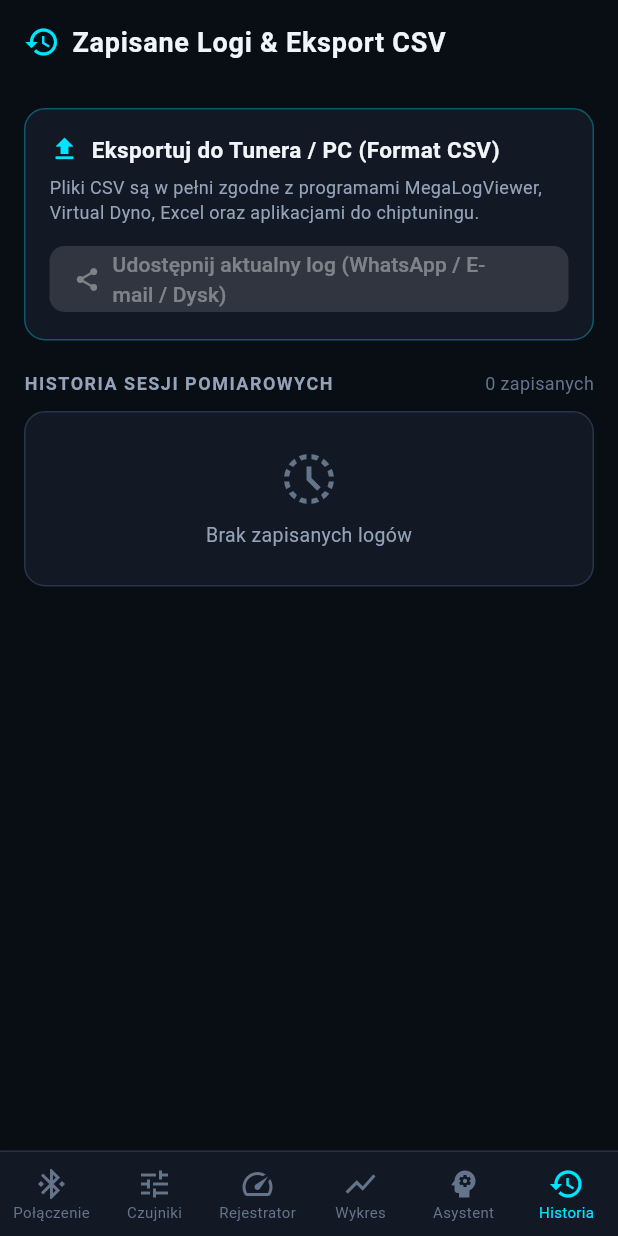
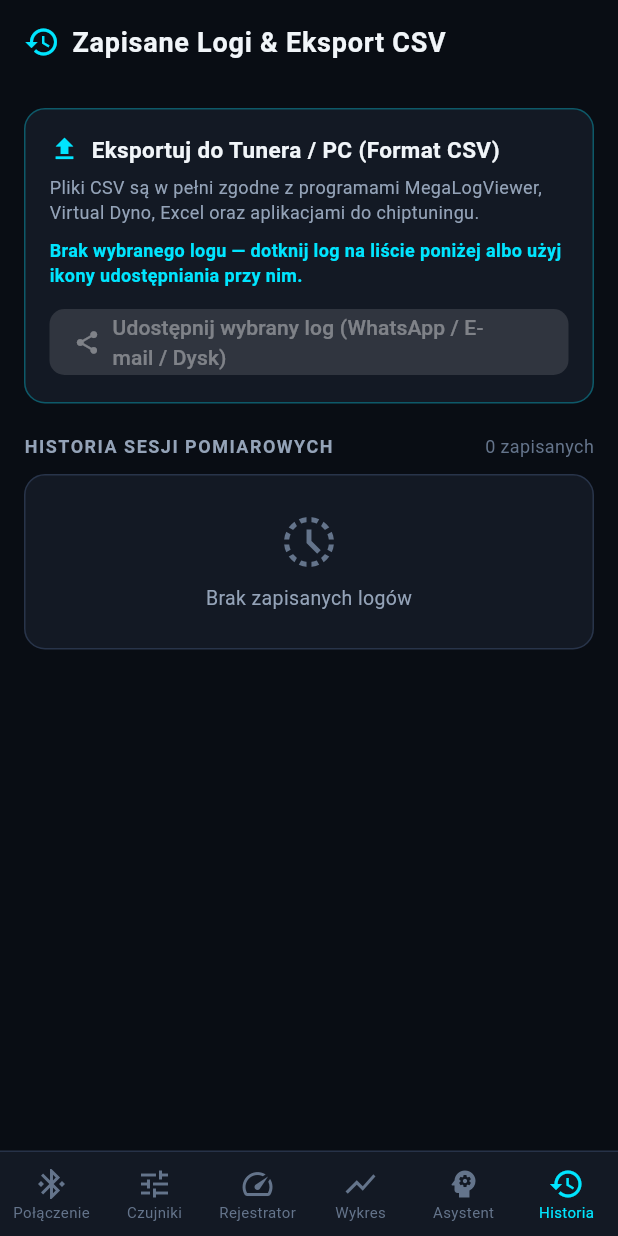
Before and after one commit to zydziupolska-cmyk/autocheck, a Flutter app: the screen it shows after launch, item 6 of the bottom bar chosen, on a phone screen of 412 x 824 dp. Run offline on Flutter 3.47's test engine with Material 3 defaults, Android fonts, the phone set to English and light mode, and no system bars; our stand-ins replace file_picker, fl_chart, flutter_blue_plus, flutter_bluetooth_serial, permission_handler, share_plus.

Commit message:
Eksport CSV dowolnego logu z historii
- Ikona udostępniania przy każdym logu eksportuje właśnie ten log
- Dotknięcie logu na liście wybiera go (bez przechodzenia na wykres)
- Karta eksportu pokazuje, który log zostanie wyeksportowany
- Nazwa pliku i opis z daty oraz tytułu eksportowanej sesji

Co-Authored-By: Claude Opus 5.5 <noreply@anthropic.com>
Claude-Session: https://claude.ai/code/session_01EhpkM6h7yug2Sh1Lorrf57

```diff
--- a/lib/screens/logs_history_screen.dart
+++ b/lib/screens/logs_history_screen.dart
@@ -76,6 +76,8 @@ class LogsHistoryScreen extends StatelessWidget {
                       ),
                     ),
                     child: ListTile(
+                      // Dotknięcie wybiera log (eksport, Asystent) bez przechodzenia na wykres
+                      onTap: logger.isRecording ? null : () => logger.selectSession(session),
                       contentPadding: const EdgeInsets.symmetric(horizontal: 16, vertical: 8),
                       leading: CircleAvatar(
                         backgroundColor: AppTheme.blue.withAlpha(30),
@@ -121,6 +123,11 @@ class LogsHistoryScreen extends StatelessWidget {
                               logger.selectSession(session);
                               onNavigateToTab?.call(3); // Idź do wykresu
                             },
+                          ),
+                          IconButton(
+                            icon: const Icon(Icons.share, color: AppTheme.textSecondary),
+                            tooltip: "Eksportuj ten log (CSV)",
+                            onPressed: () => logger.exportAndShareCsv(session: session),
                           ),
                           IconButton(
                             icon: const Icon(Icons.delete_outline, color: AppTheme.textMuted),
@@ -186,6 +193,13 @@ class LogsHistoryScreen extends StatelessWidget {
             "Pliki CSV są w pełni zgodne z programami MegaLogViewer, Virtual Dyno, Excel oraz aplikacjami do chiptuningu.",
             style: TextStyle(color: AppTheme.textSecondary, fontSize: 12),
           ),
+          const SizedBox(height: 8),
+          Text(
+            logger.currentPoints.isEmpty
+                ? "Brak wybranego logu — dotknij log na liście poniżej albo użyj ikony udostępniania przy nim."
+                : "Eksportowany: ${logger.isRecording ? 'bieżące nagranie' : logger.activeSession?.title ?? 'bieżące nagranie'}",
+            style: const TextStyle(color: AppTheme.cyan, fontSize: 12, fontWeight: FontWeight.bold),
+          ),
           const SizedBox(height: 12),
           ElevatedButton.icon(
             onPressed: logger.currentPoints.isEmpty
@@ -202,7 +216,7 @@ class LogsHistoryScreen extends StatelessWidget {
                     }
                   },
             icon: const Icon(Icons.share),
-            label: const Text("Udostępnij aktualny log (WhatsApp / E-mail / Dysk)"),
+            label: const Text("Udostępnij wybrany log (WhatsApp / E-mail / Dysk)"),
             style: ElevatedButton.styleFrom(
               backgroundColor: AppTheme.cyan,
               foregroundColor: Colors.black,
```
Also changed, not shown: lib/services/datalogger_service.dart (+16 -10 lines).
